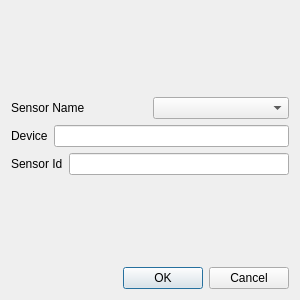
Old version of the form src/nidas/apps/config/AddSensorComboDialog.ui in the repository NCAR/nidas.
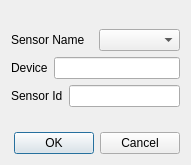
New version of the form.

Commit message: make dialog as small as possible

What changed in the file:
```diff
--- a/src/nidas/apps/config/AddSensorComboDialog.ui
+++ b/src/nidas/apps/config/AddSensorComboDialog.ui
@@ -6,8 +6,8 @@
    <rect>
     <x>0</x>
     <y>0</y>
-    <width>300</width>
-    <height>300</height>
+    <width>191</width>
+    <height>165</height>
    </rect>
   </property>
   <property name="windowTitle">
```
